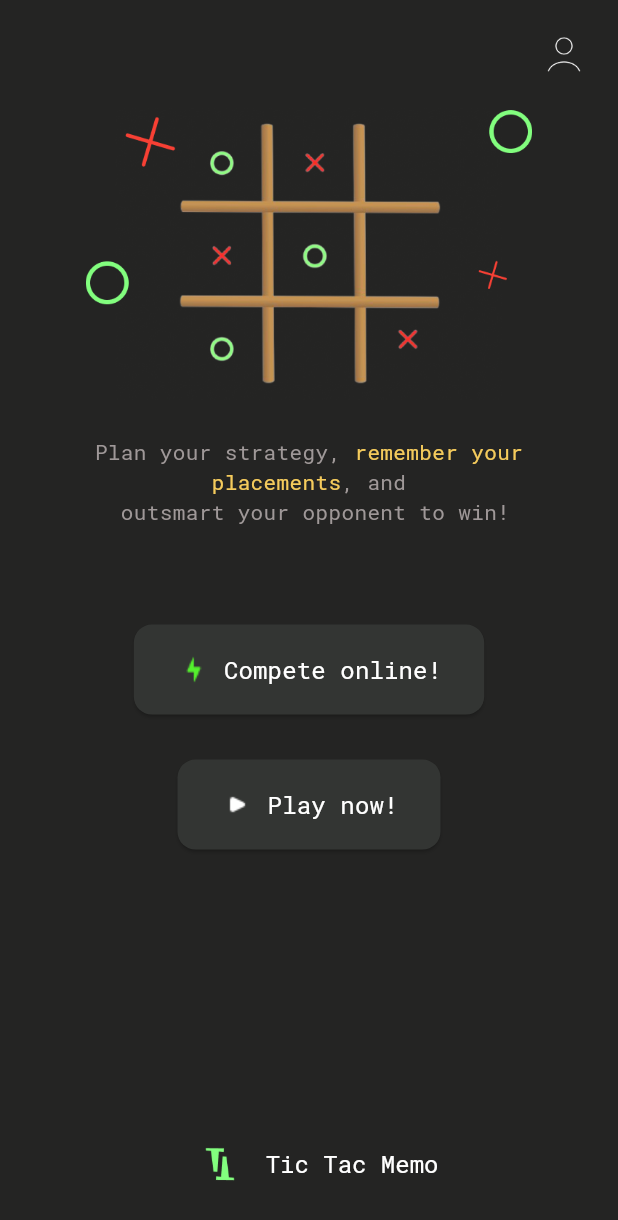
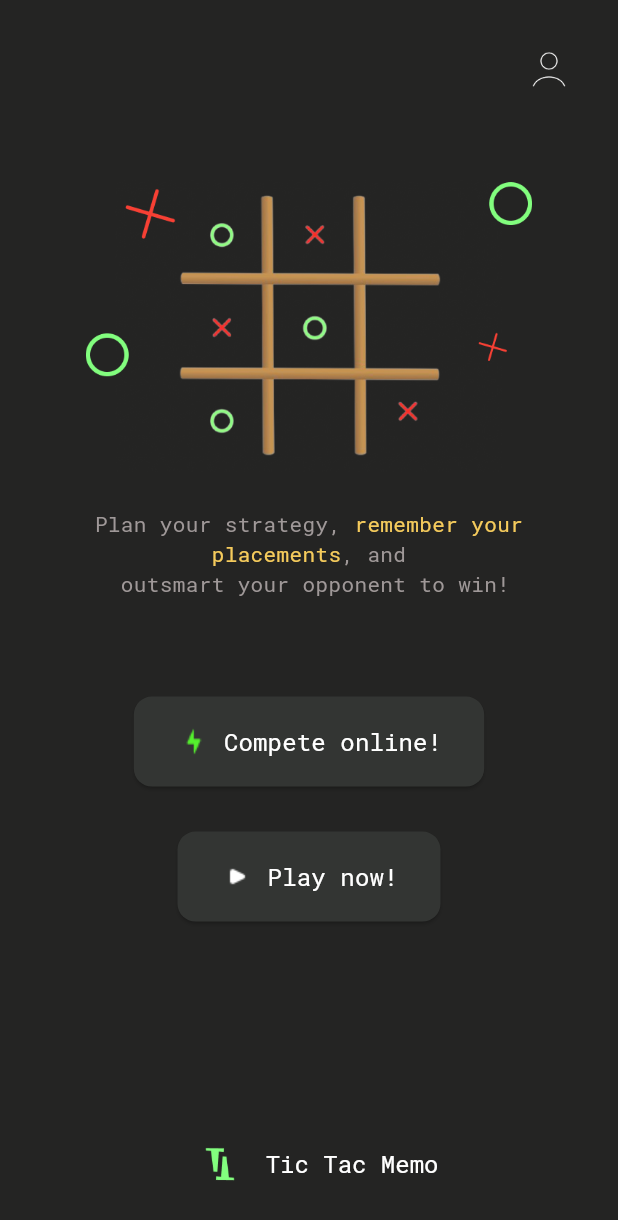
Before and after one commit to UnHired-Coder/BlindsPlay, a Flutter app: the screen it shows after launch, on a phone screen of 412 x 824 dp. Shown: the top 1220 px of the screen. Run offline on Flutter 3.47's test engine with Material 3 defaults, Android fonts, the phone set to English and light mode, and no system bars; our stand-ins replace audioplayers, equatable, flutter_bloc.

Commit message:
UI: Aligned profile Icon.

```diff
--- a/lib/presentation/screens/mainscreen/mobile/MainMobile.dart
+++ b/lib/presentation/screens/mainscreen/mobile/MainMobile.dart
@@ -25,23 +25,15 @@ class MobileLayout extends StatelessWidget {
       color: AppColors.primary,
       child: Padding(
         padding: const EdgeInsets.symmetric(vertical: 20, horizontal: 20),
-        child: Column(
+        child: Stack( // Use Stack for positioning elements freely
+          children: [
+            Column(
               mainAxisAlignment: MainAxisAlignment.spaceBetween,
-          // Aligns elements between top and bottom
               crossAxisAlignment: CrossAxisAlignment.center,
               children: [
                 Column(
                   children: [
-                Positioned.fill(
-                    child: Align(
-                  alignment: Alignment.centerRight,
-                  child: Image.asset(
-                    "assets/ic_user.png",
-                    width: 32,
-                    height: 32,
-                  ),
-                )), // Aligns to the bottom
-                const SizedBox(height: 20),
+                    const SizedBox(height: 100),
                     HomeScreenBanner(),
                     const SizedBox(height: 20),
                     GameRulesSection(),
@@ -54,6 +46,17 @@ class MobileLayout extends StatelessWidget {
                 CustomAppBar(false), // Aligns to the bottom
               ],
             ),
+            Positioned( // Positioned widget inside Stack to align the image
+              top: 10,
+              right: 10,
+              child: Image.asset(
+                "assets/ic_user.png",
+                width: 32,
+                height: 32,
+              ),
+            ), // Image aligned to top right with 10 padding
+          ],
+        ),
       ),
     );
   }
```
Lines whose indentation alone changed are shown as unchanged.
